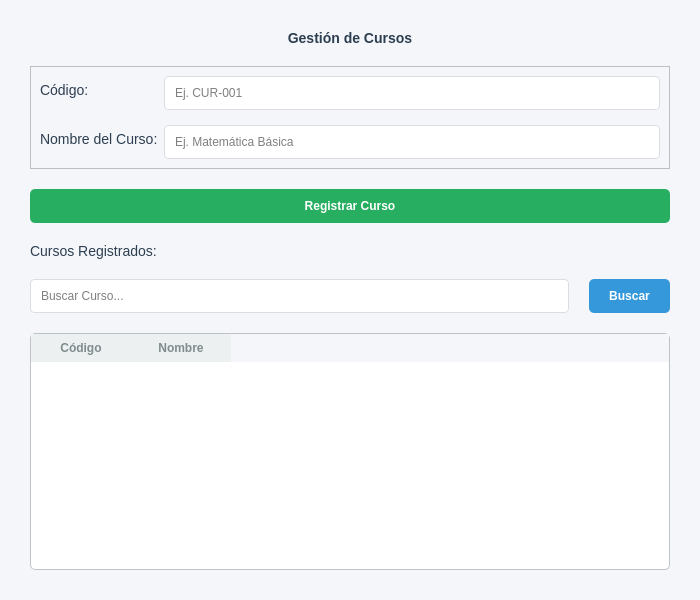
Qt form ui/form_gestion_cursos.ui (LordFeitan/registro_notas_colegio) before a commit.
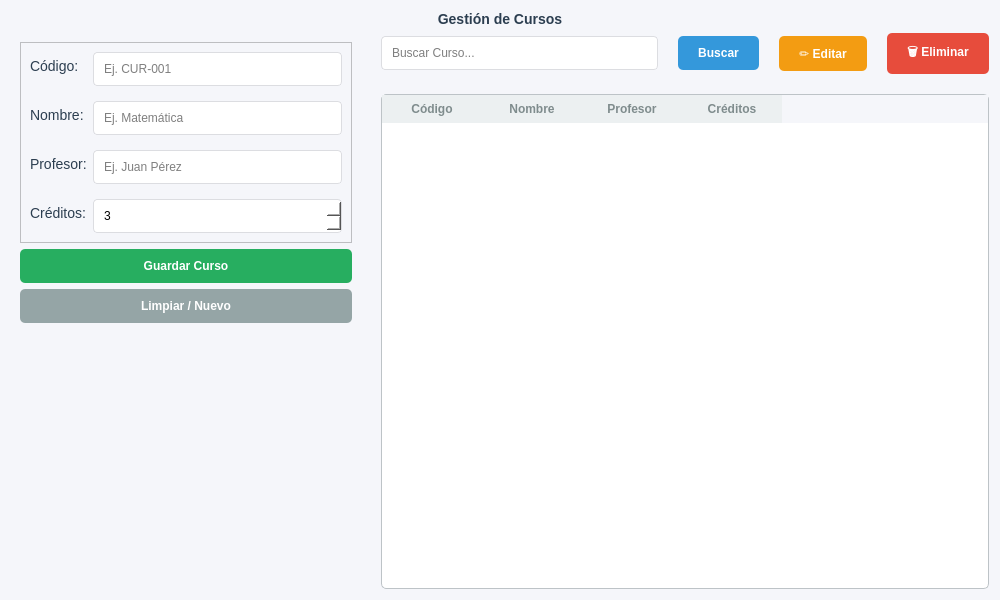
The same form after that commit.

Commit message: seccion de cursos actualizado

The edit to the form file:
```diff
--- a/ui/form_gestion_cursos.ui
+++ b/ui/form_gestion_cursos.ui
@@ -6,7 +6,7 @@
    <rect>
     <x>0</x>
     <y>0</y>
-    <width>700</width>
+    <width>1000</width>
     <height>600</height>
    </rect>
   </property>
@@ -22,12 +22,16 @@
     color: #2c3e50;
     font-size: 14px;
 }
-QLineEdit {
+QLineEdit, QSpinBox {
     padding: 8px;
     border: 1px solid #dcdde1;
     border-radius: 4px;
     background-color: white;
 }
+QLineEdit:read-only {
+    background-color: #ecf0f1;
+    color: #7f8c8d;
+}
 QPushButton {
     background-color: #27ae60;
     color: white;
@@ -53,22 +57,7 @@
     color: #7f8c8d;
 }</string>
   </property>
-  <layout class="QVBoxLayout" name="verticalLayout">
-   <property name="spacing">
-    <number>20</number>
-   </property>
-   <property name="leftMargin">
-    <number>30</number>
-   </property>
-   <property name="topMargin">
-    <number>30</number>
-   </property>
-   <property name="rightMargin">
-    <number>30</number>
-   </property>
-   <property name="bottomMargin">
-    <number>30</number>
-   </property>
+  <layout class="QVBoxLayout" name="verticalLayoutMain">
    <item>
     <widget class="QLabel" name="labelTitle">
      <property name="font">
@@ -87,6 +76,28 @@
     </widget>
    </item>
    <item>
+    <layout class="QHBoxLayout" name="horizontalLayoutBody">
+     <property name="spacing">
+      <number>20</number>
+     </property>
+     
+     <!-- PANEL IZQUIERDO: FORMULARIO -->
+     <item>
+      <widget class="QWidget" name="widgetLeft" native="true">
+       <property name="minimumSize">
+        <size>
+         <width>320</width>
+         <height>0</height>
+        </size>
+       </property>
+       <property name="maximumSize">
+        <size>
+         <width>350</width>
+         <height>16777215</height>
+        </size>
+       </property>
+       <layout class="QVBoxLayout" name="verticalLayoutLeft">
+        <item>
     <widget class="QFrame" name="frameInput">
      <property name="frameShape">
       <enum>QFrame::StyledPanel</enum>
@@ -115,14 +126,48 @@
       <item row="1" column="0">
        <widget class="QLabel" name="labelNombre">
         <property name="text">
-         <string>Nombre del Curso:</string>
+              <string>Nombre:</string>
         </property>
        </widget>
       </item>
       <item row="1" column="1">
        <widget class="QLineEdit" name="inputNombre">
         <property name="placeholderText">
-         <string>Ej. Matemática Básica</string>
+              <string>Ej. Matemática</string>
+             </property>
+            </widget>
+           </item>
+           <item row="2" column="0">
+            <widget class="QLabel" name="labelProfesor">
+             <property name="text">
+              <string>Profesor:</string>
+             </property>
+            </widget>
+           </item>
+           <item row="2" column="1">
+            <widget class="QLineEdit" name="inputProfesor">
+             <property name="placeholderText">
+              <string>Ej. Juan Pérez</string>
+             </property>
+            </widget>
+           </item>
+           <item row="3" column="0">
+            <widget class="QLabel" name="labelCreditos">
+             <property name="text">
+              <string>Créditos:</string>
+             </property>
+            </widget>
+           </item>
+           <item row="3" column="1">
+            <widget class="QSpinBox" name="spinCreditos">
+             <property name="minimum">
+              <number>1</number>
+             </property>
+             <property name="maximum">
+              <number>10</number>
+             </property>
+             <property name="value">
+              <number>3</number>
         </property>
        </widget>
       </item>
@@ -135,17 +180,43 @@
       <cursorShape>PointingHandCursor</cursorShape>
      </property>
      <property name="text">
-      <string>Registrar Curso</string>
+           <string>Guardar Curso</string>
      </property>
     </widget>
    </item>
    <item>
-    <widget class="QLabel" name="labelLista">
+         <widget class="QPushButton" name="btnLimpiar">
+          <property name="cursor">
+           <cursorShape>PointingHandCursor</cursorShape>
+          </property>
      <property name="text">
-      <string>Cursos Registrados:</string>
-     </property>
-    </widget>
-   </item>
+           <string>Limpiar / Nuevo</string>
+          </property>
+          <property name="styleSheet">
+              <string notr="true">background-color: #95a5a6;</string>
+          </property>
+         </widget>
+        </item>
+        <item>
+         <spacer name="verticalSpacer">
+          <property name="orientation">
+           <enum>Qt::Vertical</enum>
+          </property>
+          <property name="sizeHint" stdset="0">
+           <size>
+            <width>20</width>
+            <height>40</height>
+           </size>
+          </property>
+         </spacer>
+        </item>
+       </layout>
+      </widget>
+     </item>
+     
+     <!-- PANEL DERECHO: TABLA -->
+     <item>
+      <layout class="QVBoxLayout" name="verticalLayoutRight">
    <item>
     <layout class="QHBoxLayout" name="searchLayout">
      <item>
@@ -165,12 +236,38 @@
        </property>
       </widget>
      </item>
+         <item>
+          <widget class="QPushButton" name="btnEditar">
+           <property name="cursor">
+            <cursorShape>PointingHandCursor</cursorShape>
+           </property>
+           <property name="text">
+            <string>✏️ Editar</string>
+           </property>
+           <property name="styleSheet">
+               <string notr="true">background-color: #f39c12;</string>
+           </property>
+          </widget>
+         </item>
+         <item>
+          <widget class="QPushButton" name="btnEliminar">
+           <property name="cursor">
+            <cursorShape>PointingHandCursor</cursorShape>
+           </property>
+           <property name="text">
+            <string>🗑️ Eliminar</string>
+           </property>
+           <property name="styleSheet">
+               <string notr="true">background-color: #e74c3c;</string>
+           </property>
+          </widget>
+         </item>
     </layout>
    </item>
    <item>
     <widget class="QTableWidget" name="tableCursos">
      <property name="columnCount">
-      <number>2</number>
+          <number>4</number>
      </property>
      <column>
       <property name="text">
@@ -182,7 +279,21 @@
        <string>Nombre</string>
       </property>
      </column>
-    </widget>
+         <column>
+          <property name="text">
+           <string>Profesor</string>
+          </property>
+         </column>
+         <column>
+          <property name="text">
+           <string>Créditos</string>
+          </property>
+         </column>
+        </widget>
+       </item>
+      </layout>
+     </item>
+    </layout>
    </item>
   </layout>
  </widget>
```
Left out of the diff: 12 changed lines with no effect on the pictures. Lines whose indentation alone changed are shown as unchanged. The commit also changes 5 other files.
